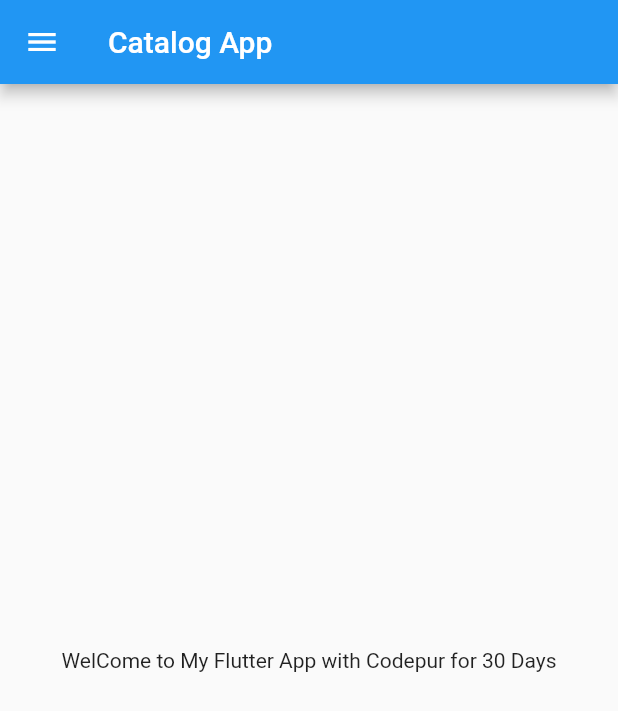
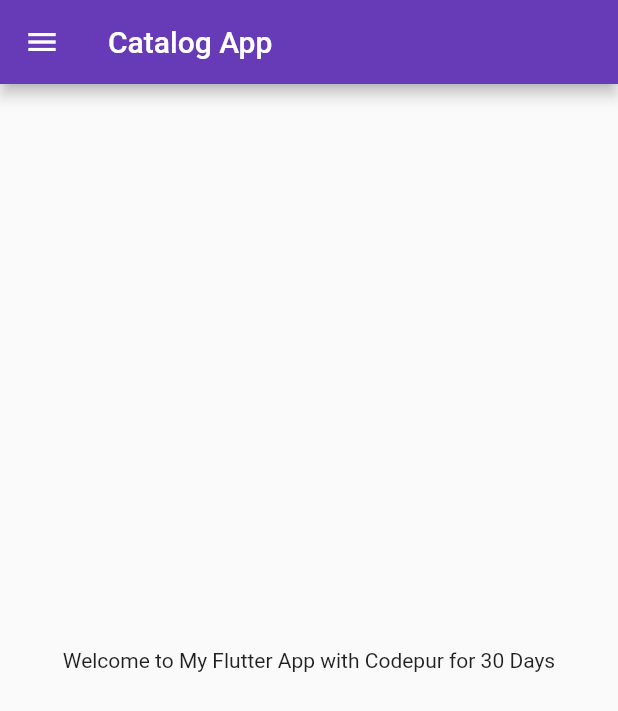
Before and after one commit to maheshdbabar9340/30DaysOfFlutter, a Flutter app: the screen it shows after launch, on a phone screen of 412 x 824 dp. Shown: the top 711 px of the screen. Run offline on Flutter 3.47's test engine with Material 2 defaults, Android fonts, the phone set to English and light mode, and no system bars; missing offline and left inert: dart:html.

Commit message:
Day 3 completed

```diff
--- a/lib/main.dart
+++ b/lib/main.dart
@@ -1,18 +1,26 @@
 import 'package:flutter/material.dart';
-import 'package:flutter_catalog/home_page.dart';
-import 'home_page.dart';
+import 'package:flutter_catalog/pages/login_page.dart';
+import 'pages/home_page.dart';
 
 void main() {
   runApp(MyApp());
 }
 
 class MyApp extends StatelessWidget {
-  const MyApp({Key? key}) : super(key: key);
-
   @override
   Widget build(BuildContext context) {
     return MaterialApp(
-      home: HomePage(),
+      themeMode: ThemeMode.light,
+      theme: ThemeData(primarySwatch: Colors.deepPurple),
+      darkTheme: ThemeData(
+        brightness: Brightness.dark,
+      ),
+      initialRoute: "/home",
+      routes: {
+        "/": (context) => LoginPage(),
+        "/home": (context) => HomePage(),
+        "/login": (context) => LoginPage(),
+      },
     );
   }
 }
--- a/lib/home_page.dart
+++ b/lib/pages/home_page.dart
@@ -16,7 +16,7 @@ class HomePage extends StatelessWidget {
       ),
       body: Center(
         child: Container(
-          child: Text("WelCome to My Flutter App with $name for $days Days"),
+          child: Text("Welcome to My Flutter App with $name for $days Days"),
         ),
       ),
       drawer: Drawer(),
```
Also changed, not shown: lib/pages/login_page.dart (added, +19 -0 lines).
